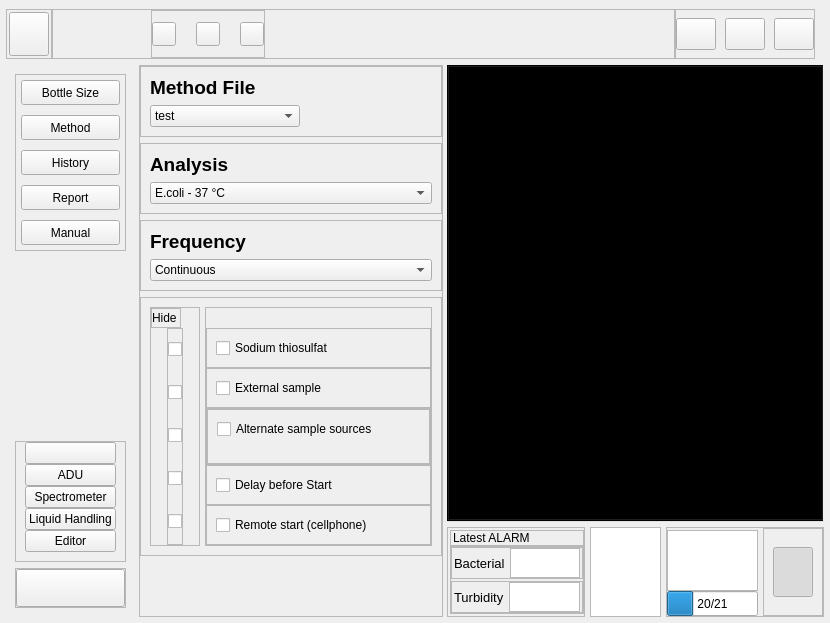
Before: the Qt Designer form Qt_files/Colifast_ALARM.ui in Stianein/Colifast_ALARM, drawn with Qt 5.
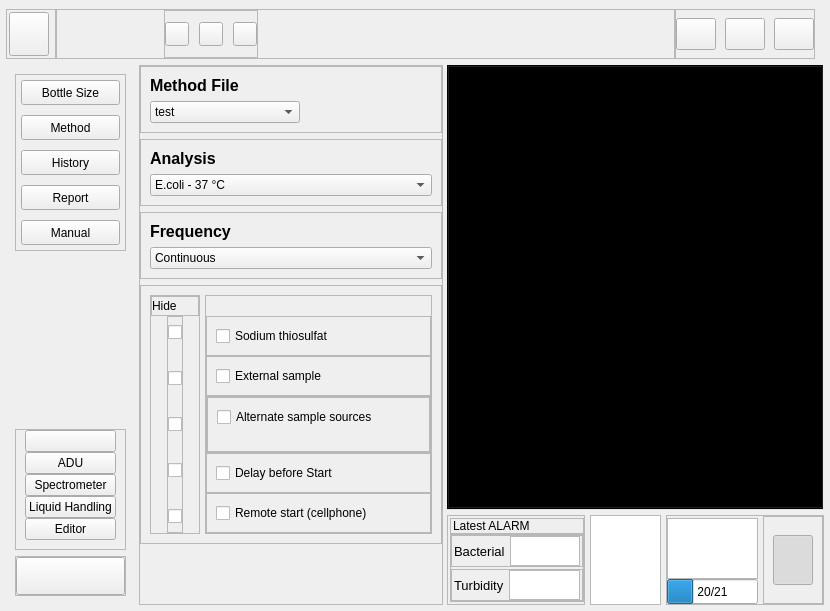
After: the same form once the commit is applied. The open tabs and pages were chosen to show the change. Icons and pictures are not drawn.

Diff of the .ui file:
```diff
--- a/Qt_files/Colifast_ALARM.ui
+++ b/Qt_files/Colifast_ALARM.ui
@@ -10,7 +10,7 @@
     <x>0</x>
     <y>0</y>
     <width>830</width>
-    <height>609</height>
+    <height>608</height>
    </rect>
   </property>
   <property name="sizePolicy">
@@ -98,6 +98,12 @@
        </property>
        <item>
         <widget class="QFrame" name="frame">
+         <property name="sizePolicy">
+          <sizepolicy hsizetype="Expanding" vsizetype="Expanding">
+           <horstretch>0</horstretch>
+           <verstretch>0</verstretch>
+          </sizepolicy>
+         </property>
          <property name="maximumSize">
           <size>
            <width>50</width>
@@ -197,7 +203,7 @@
           <item alignment="Qt::AlignHCenter">
            <widget class="QFrame" name="frame_21">
             <property name="sizePolicy">
-             <sizepolicy hsizetype="Expanding" vsizetype="Preferred">
+             <sizepolicy hsizetype="Expanding" vsizetype="Expanding">
               <horstretch>0</horstretch>
               <verstretch>0</verstretch>
              </sizepolicy>
@@ -210,7 +216,7 @@
             </property>
             <layout class="QHBoxLayout" name="horizontalLayout_17">
              <property name="spacing">
-              <number>20</number>
+              <number>10</number>
              </property>
              <property name="leftMargin">
               <number>0</number>
@@ -271,7 +277,7 @@
              <item alignment="Qt::AlignLeft">
               <widget class="QPushButton" name="classic_style">
                <property name="sizePolicy">
-                <sizepolicy hsizetype="Preferred" vsizetype="Preferred">
+                <sizepolicy hsizetype="Expanding" vsizetype="Expanding">
                  <horstretch>0</horstretch>
                  <verstretch>0</verstretch>
                 </sizepolicy>
@@ -491,6 +497,12 @@
          <property name="mouseTracking">
           <bool>true</bool>
          </property>
+         <property name="autoFillBackground">
+          <bool>false</bool>
+         </property>
+         <property name="styleSheet">
+          <string notr="true"/>
+         </property>
          <layout class="QHBoxLayout" name="horizontalLayout_3">
           <property name="spacing">
            <number>4</number>
@@ -722,7 +734,7 @@
                 <item>
                  <widget class="QPushButton" name="backBtn">
                   <property name="sizePolicy">
-                   <sizepolicy hsizetype="Expanding" vsizetype="Preferred">
+                   <sizepolicy hsizetype="Expanding" vsizetype="Expanding">
                     <horstretch>0</horstretch>
                     <verstretch>0</verstretch>
                    </sizepolicy>
@@ -739,7 +751,7 @@
                 <item>
                  <widget class="QPushButton" name="aduBtn">
                   <property name="sizePolicy">
-                   <sizepolicy hsizetype="Expanding" vsizetype="Preferred">
+                   <sizepolicy hsizetype="Expanding" vsizetype="Expanding">
                     <horstretch>0</horstretch>
                     <verstretch>0</verstretch>
                    </sizepolicy>
@@ -752,7 +764,7 @@
                 <item>
                  <widget class="QPushButton" name="sfmBtn">
                   <property name="sizePolicy">
-                   <sizepolicy hsizetype="Expanding" vsizetype="Preferred">
+                   <sizepolicy hsizetype="Expanding" vsizetype="Expanding">
                     <horstretch>0</horstretch>
                     <verstretch>0</verstretch>
                    </sizepolicy>
@@ -765,7 +777,7 @@
                 <item>
                  <widget class="QPushButton" name="liquidBtn">
                   <property name="sizePolicy">
-                   <sizepolicy hsizetype="Expanding" vsizetype="Preferred">
+                   <sizepolicy hsizetype="Expanding" vsizetype="Expanding">
                     <horstretch>0</horstretch>
                     <verstretch>0</verstretch>
                    </sizepolicy>
@@ -778,7 +790,7 @@
                 <item>
                  <widget class="QPushButton" name="txteditorBtn">
                   <property name="sizePolicy">
-                   <sizepolicy hsizetype="Expanding" vsizetype="Preferred">
+                   <sizepolicy hsizetype="Expanding" vsizetype="Expanding">
                     <horstretch>0</horstretch>
                     <verstretch>0</verstretch>
                    </sizepolicy>
@@ -865,7 +877,7 @@
           <item>
            <widget class="QStackedWidget" name="moreOptions">
             <property name="sizePolicy">
-             <sizepolicy hsizetype="MinimumExpanding" vsizetype="Expanding">
+             <sizepolicy hsizetype="Expanding" vsizetype="Expanding">
               <horstretch>0</horstretch>
               <verstretch>0</verstretch>
              </sizepolicy>
@@ -1179,7 +1191,7 @@
                       </property>
                       <property name="font">
                        <font>
-                        <pointsize>14</pointsize>
+                        <pointsize>12</pointsize>
                         <weight>75</weight>
                         <bold>true</bold>
                        </font>
@@ -1244,7 +1256,7 @@
                       </property>
                       <property name="font">
                        <font>
-                        <pointsize>14</pointsize>
+                        <pointsize>12</pointsize>
                         <weight>75</weight>
                         <bold>true</bold>
                        </font>
@@ -1310,7 +1322,7 @@
                       </property>
                       <property name="font">
                        <font>
-                        <pointsize>14</pointsize>
+                        <pointsize>12</pointsize>
                         <weight>75</weight>
                         <bold>true</bold>
                        </font>
@@ -1428,7 +1440,7 @@
                        <item alignment="Qt::AlignTop">
                         <widget class="QFrame" name="frame_29">
                          <property name="sizePolicy">
-                          <sizepolicy hsizetype="Fixed" vsizetype="Fixed">
+                          <sizepolicy hsizetype="Expanding" vsizetype="Expanding">
                            <horstretch>0</horstretch>
                            <verstretch>0</verstretch>
                           </sizepolicy>
@@ -1463,6 +1475,12 @@
                           </property>
                           <item>
                            <widget class="QLabel" name="label_4">
+                            <property name="sizePolicy">
+                             <sizepolicy hsizetype="Expanding" vsizetype="Expanding">
+                              <horstretch>0</horstretch>
+                              <verstretch>0</verstretch>
+                             </sizepolicy>
+                            </property>
                             <property name="text">
                              <string>Hide</string>
                             </property>
@@ -1474,7 +1492,7 @@
                        <item alignment="Qt::AlignHCenter">
                         <widget class="QFrame" name="frame_26">
                          <property name="sizePolicy">
-                          <sizepolicy hsizetype="Preferred" vsizetype="Expanding">
+                          <sizepolicy hsizetype="Expanding" vsizetype="Expanding">
                            <horstretch>0</horstretch>
                            <verstretch>0</verstretch>
                           </sizepolicy>
@@ -1503,6 +1521,12 @@
                           </property>
                           <item>
                            <widget class="QCheckBox" name="hideSoduimThio">
+                            <property name="sizePolicy">
+                             <sizepolicy hsizetype="Expanding" vsizetype="Expanding">
+                              <horstretch>0</horstretch>
+                              <verstretch>0</verstretch>
+                             </sizepolicy>
+                            </property>
                             <property name="text">
                              <string/>
                             </property>
@@ -1510,6 +1534,12 @@
                           </item>
                           <item>
                            <widget class="QCheckBox" name="hideExtSamp">
+                            <property name="sizePolicy">
+                             <sizepolicy hsizetype="Expanding" vsizetype="Expanding">
+                              <horstretch>0</horstretch>
+                              <verstretch>0</verstretch>
+                             </sizepolicy>
+                            </property>
                             <property name="text">
                              <string/>
                             </property>
@@ -1518,7 +1548,7 @@
                           <item>
                            <widget class="QCheckBox" name="hideAlternateSample">
                             <property name="sizePolicy">
-                             <sizepolicy hsizetype="Expanding" vsizetype="Fixed">
+                             <sizepolicy hsizetype="Expanding" vsizetype="Expanding">
                               <horstretch>0</horstretch>
                               <verstretch>0</verstretch>
                              </sizepolicy>
@@ -1530,6 +1560,12 @@
                           </item>
                           <item>
                            <widget class="QCheckBox" name="hideDelayStart">
+                            <property name="sizePolicy">
+                             <sizepolicy hsizetype="Expanding" vsizetype="Expanding">
+                              <horstretch>0</horstretch>
+                              <verstretch>0</verstretch>
+                             </sizepolicy>
+                            </property>
                             <property name="text">
                              <string/>
                             </property>
@@ -1537,6 +1573,12 @@
                           </item>
                           <item>
                            <widget class="QCheckBox" name="hideRemoteStart">
+                            <property name="sizePolicy">
+                             <sizepolicy hsizetype="Expanding" vsizetype="Expanding">
+                              <horstretch>0</horstretch>
+                              <verstretch>0</verstretch>
+                             </sizepolicy>
+                            </property>
                             <property name="text">
                              <string/>
                             </property>
@@ -2533,7 +2575,7 @@
                 <property name="bottomMargin">
                  <number>0</number>
                 </property>
-                <item alignment="Qt::AlignLeft">
+                <item>
                  <widget class="QWidget" name="dataFrame" native="true">
                   <property name="sizePolicy">
                    <sizepolicy hsizetype="Expanding" vsizetype="Expanding">
```
Left out of the diff: 42 changed lines with no effect on the pictures.
